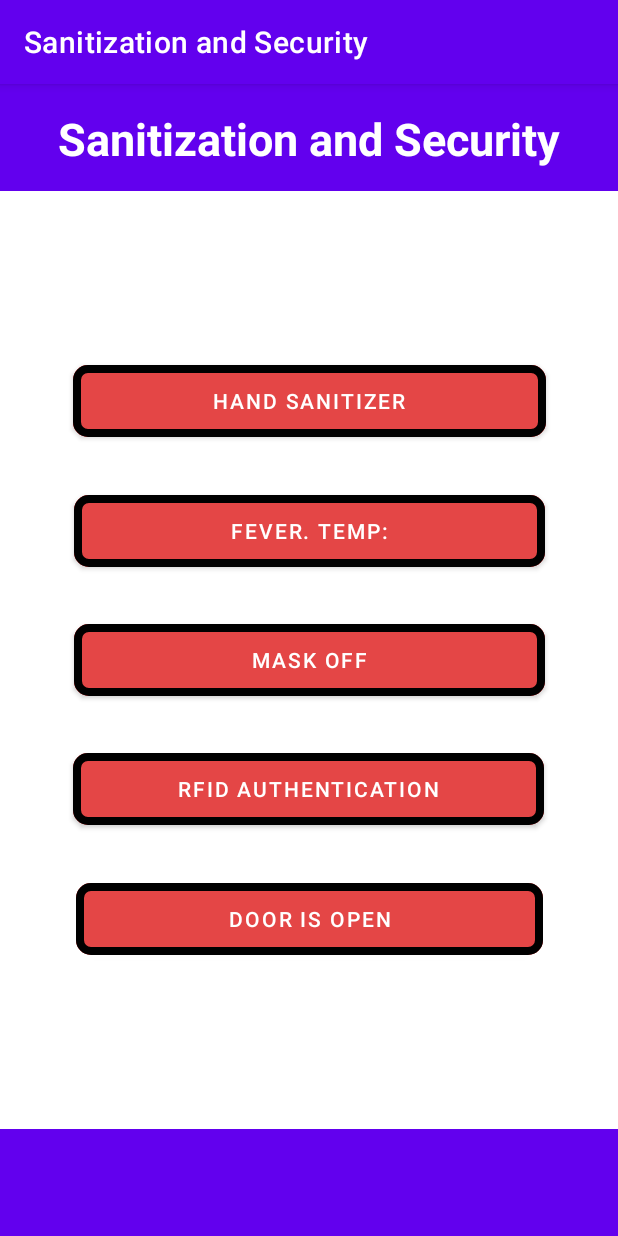
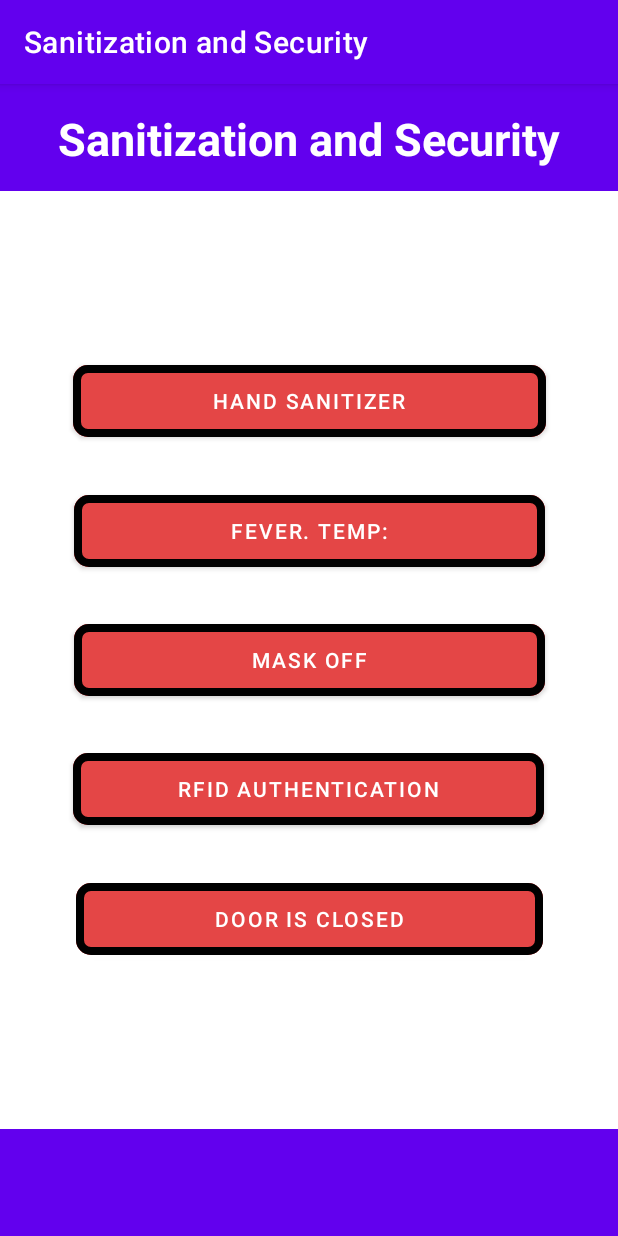
Before and after one commit to dosa15/ASSP-app, an Android app: the MainActivity screen opened directly, with no data from a screen before it, after a tap on "RFID AUTHENTICATION", on a phone screen of 412 x 824 dp. Run offline under Robolectric (Android 15) with nearby library versions, the phone set to English and light mode, and no system bars; our stand-ins replace Firebase (no records; nobody signed in at launch, a user with empty details on screens opened directly); 3 statements that could not run were skipped.

Commit message:
Added NFC code, and fixed door button's UI

```diff
--- a/app/src/main/java/com/example/assp/home_screen/MainActivity.java
+++ b/app/src/main/java/com/example/assp/home_screen/MainActivity.java
@@ -101,9 +101,11 @@ public class MainActivity extends AppCompatActivity {
                 if (activatedRFID && userIsSafe()) {
                     RFIDButton.setBackgroundColor(getResources().getColor(R.color.activatedButton));
                     doorButton.setBackgroundColor(getResources().getColor(R.color.activatedButton));
+                    doorButton.setText("Door is Open");
                 } else {
                     RFIDButton.setBackgroundColor(getResources().getColor(R.color.deactivatedButton));
                     doorButton.setBackgroundColor(getResources().getColor(R.color.deactivatedButton));
+                    doorButton.setText("Door is Closed");
                 }
 
             }
--- a/app/src/main/res/values/strings.xml
+++ b/app/src/main/res/values/strings.xml
@@ -12,7 +12,7 @@
     <string name="assp">A S S P</string>
     <string name="hand_sanitizer">Hand Sanitizer</string>
     <string name="thermometer">Fever. Temp: </string>
-    <string name="door">Door is open</string>
+    <string name="door">Door is Closed</string>
     <string name="maskOff">Mask Off</string>
     <string name="maskOn">Mask On</string>
     <string name="rfid_authentication">RFID Authentication</string>
```
Also changed, not shown: app/src/main/java/com/example/assp/record/NdefMessageParser.java (added, +58 -0 lines), app/src/main/java/com/example/assp/record/ParsedNdefRecord.java (added, +23 -0 lines), app/src/main/java/com/example/assp/record/SmartPoster.java (added, +197 -0 lines), app/src/main/java/com/example/assp/record/TextRecord.java (added, +100 -0 lines), app/src/main/java/com/example/assp/record/UriRecord.java (added, +161 -0 lines).
